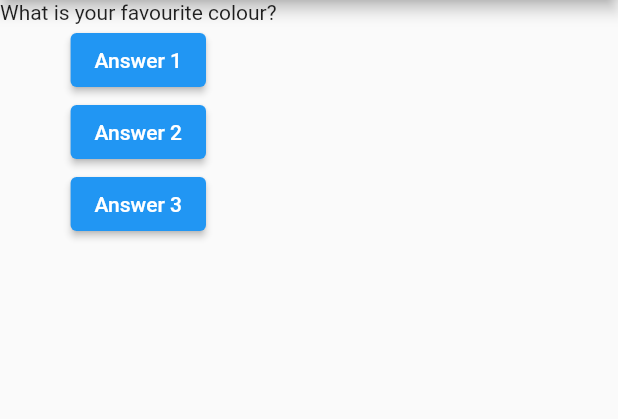
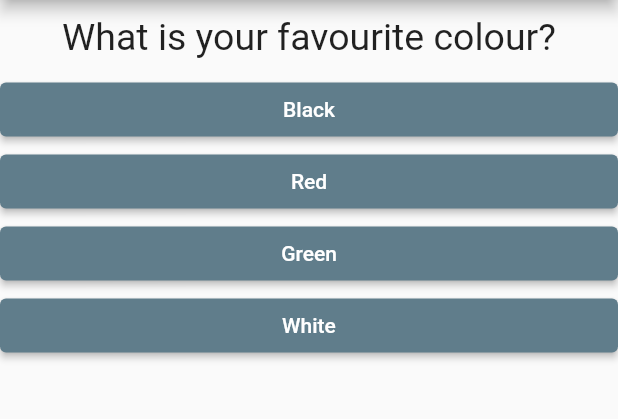
Before and after one commit to AxelOliver/FirstFlutterApp, a Flutter app: the screen it shows after launch, on a phone screen of 412 x 824 dp, the part 84-503 px from its top. Run offline on Flutter 3.47's test engine with Material 2 defaults, Android fonts, the phone set to English and light mode, and no system bars.

```diff
--- /dev/null
+++ b/lib/answer.dart
@@ -0,0 +1,22 @@
+import 'package:flutter/material.dart';
+
+class Answer extends StatelessWidget {
+  final void Function() selectHandler;
+  final String answerText;
+
+  const Answer(this.selectHandler, this.answerText, {Key? key}) : super(key: key);
+
+  @override
+  Widget build(BuildContext context) {
+    return Container(
+      width: double.infinity,
+      child: ElevatedButton(
+        child: Text(answerText),
+        onPressed: selectHandler,
+        style: ElevatedButton.styleFrom(
+          primary: Colors.blueGrey,
+        ),
+      )
+    );
+  }
+}
--- a/lib/main.dart
+++ b/lib/main.dart
@@ -1,7 +1,7 @@
-import 'package:flutter/foundation.dart';
 import 'package:flutter/material.dart';
 
 import './question.dart';
+import './answer.dart';
 
 void main() => runApp(MyApp());
 
@@ -18,25 +18,27 @@ class _MyAppState extends State<MyApp> {
     setState(() {
       _questionIndex++;
     });
-
-    if (kDebugMode) {
-      print('Answer Chosen');
-    }
   }
 
   @override
   Widget build(BuildContext context) {
     var questions = [
-      'What is your favourite colour?',
-      'What is your favourite animal?'
+      {
+        "questionText": 'What is your favourite colour?',
+        "answers": ["Black", "Red", "Green", "White"],
+      },
+      {
+        "questionText": "What is your favourite animal?",
+        "answers": ["Dog", "Cat", "Monke", "Lion"],
+      },
     ];
     return MaterialApp(home: Scaffold(
       appBar: AppBar(title: const Text('My First App')),
       body: Column(children: [
-        Question(questions[_questionIndex]),
-        ElevatedButton(child: Text('Answer 1'), onPressed: _answerQuestion),
-        ElevatedButton(child: Text('Answer 2'), onPressed: _answerQuestion),
-        ElevatedButton(child: Text('Answer 3'), onPressed: _answerQuestion),
+        Question(questions[_questionIndex]["questionText"] as String),
+        ...(questions[_questionIndex]['answers'] as List<String>).map((answer) {
+          return Answer(_answerQuestion, answer);
+        }).toList()
       ],),
     ));
   }
--- a/lib/question.dart
+++ b/lib/question.dart
@@ -6,6 +6,14 @@ class Question extends StatelessWidget {
 
   @override
   Widget build(BuildContext context) {
-    return Text(questionText);
+    return Container(
+        width: double.infinity,
+        margin: EdgeInsets.all(10),
+        child: Text(
+          questionText,
+          style: TextStyle(fontSize: 25),
+          textAlign: TextAlign.center,
+        )
+    );
   }
 }
```
